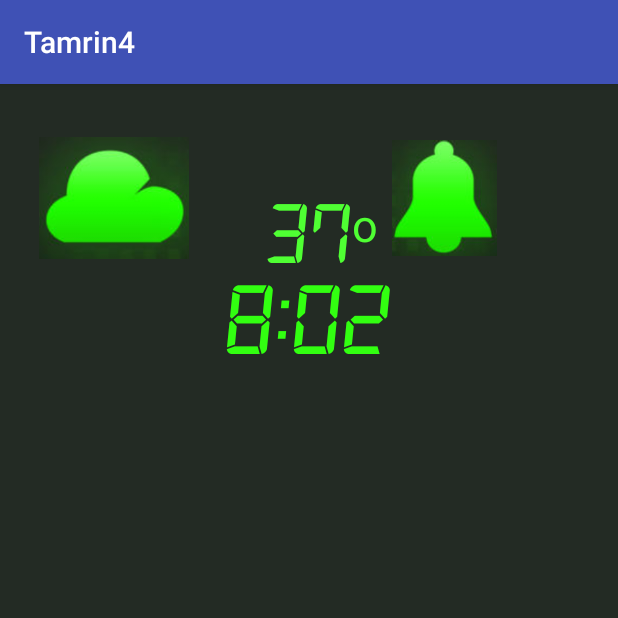
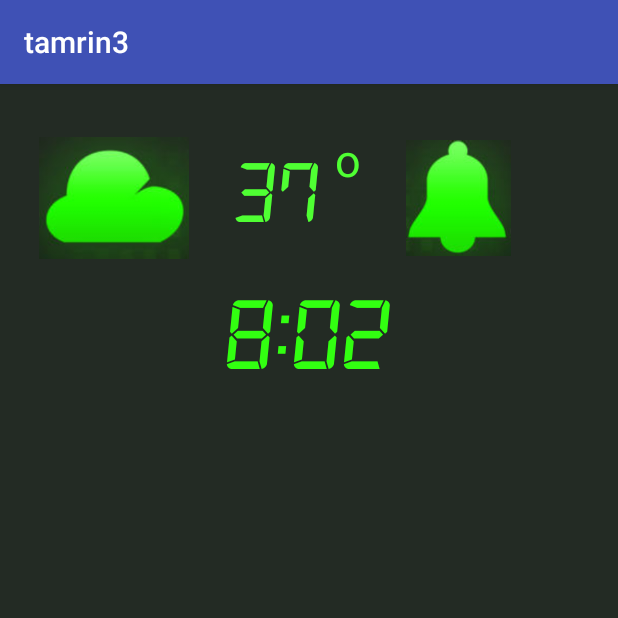
Before and after one commit to maryamjm75/digitalclock, an Android app: the screen it shows after launch (MainActivity), on a phone screen of 412 x 824 dp, the top half of it. Run offline under Robolectric (Android 15) with nearby library versions, the light colour scheme and no system bars.

Commit message:
first commit

```diff
--- a/app/build.gradle
+++ b/app/build.gradle
@@ -5,7 +5,7 @@ android {
     buildToolsVersion "23.0.3"
 
     defaultConfig {
-        applicationId "com.example.maryam.tamrin4"
+        applicationId "com.example.maryam.tamrin3"
         minSdkVersion 15
         targetSdkVersion 23
         versionCode 1
--- a/app/src/main/AndroidManifest.xml
+++ b/app/src/main/AndroidManifest.xml
@@ -1,6 +1,6 @@
 <?xml version="1.0" encoding="utf-8"?>
 <manifest xmlns:android="http://schemas.android.com/apk/res/android"
-    package="com.example.maryam.tamrin4">
+    package="com.example.maryam.tamrin3">
 
     <application
         android:allowBackup="true"
--- a/app/src/main/java/com/example/maryam/tamrin4/MainActivity.java
+++ b/app/src/main/java/com/example/maryam/tamrin3/MainActivity.java
@@ -1,4 +1,4 @@
-package com.example.maryam.tamrin4;
+package com.example.maryam.tamrin3;
 
 import android.graphics.Typeface;
 import android.support.v7.app.AppCompatActivity;
@@ -13,8 +13,8 @@ public class MainActivity extends AppCompatActivity {
         setContentView(R.layout.activity_main);
         Typeface d = Typeface.createFromAsset(getAssets(),"fonts/digital7.otf");
         TextView txt1 = (TextView)findViewById(R.id.txt1);
-        TextView txt3 = (TextView)findViewById(R.id.txt3);
+        TextView txt2 = (TextView)findViewById(R.id.txt2);
         txt1.setTypeface(d);
-        txt3.setTypeface(d);
+        txt2.setTypeface(d);
     }
 }
--- a/app/src/main/res/layout/activity_main.xml
+++ b/app/src/main/res/layout/activity_main.xml
@@ -1,56 +1,63 @@
 <?xml version="1.0" encoding="utf-8"?>
-<RelativeLayout xmlns:android="http://schemas.android.com/apk/res/android"
+<LinearLayout xmlns:android="http://schemas.android.com/apk/res/android"
     xmlns:tools="http://schemas.android.com/tools"
     android:layout_width="match_parent"
     android:layout_height="match_parent"
+    android:orientation="vertical"
     android:paddingBottom="@dimen/activity_vertical_margin"
     android:paddingLeft="@dimen/activity_horizontal_margin"
     android:paddingRight="@dimen/activity_horizontal_margin"
     android:paddingTop="@dimen/activity_vertical_margin"
-    tools:context="com.example.maryam.tamrin4.MainActivity"
+    tools:context="com.example.maryam.tamrin3.MainActivity"
     android:background="#232b24">
 
+    <LinearLayout
+        android:layout_width="wrap_content"
+        android:layout_height="wrap_content"
+        android:orientation="horizontal">
         <ImageView
             android:layout_width="100sp"
             android:layout_height="100sp"
             android:src="@drawable/a"
-        android:id="@+id/img1"
             android:layout_margin="10dp"/>
         <TextView
             android:layout_width="wrap_content"
             android:layout_height="wrap_content"
             android:id="@+id/txt1"
             android:text="37"
+            android:fontFamily=""
             android:textColor="#4fff33"
             android:textSize="60dp"
-        android:layout_above="@+id/txt3"
-        android:layout_centerHorizontal="true" />
+            android:layout_marginTop="30dp"
+            android:layout_marginLeft="20dp"/>
         <TextView
             android:layout_width="wrap_content"
             android:layout_height="wrap_content"
             android:text="o"
+            android:fontFamily=""
             android:textColor="#4fff33"
             android:textSize="30dp"
-        android:id="@+id/txt2"
-        android:layout_alignTop="@+id/txt1"
-        android:layout_toRightOf="@+id/txt1"
-        android:layout_toEndOf="@+id/txt1" />
+            android:layout_marginBottom="-10dp"
+            android:layout_marginLeft="10dp"/>
         <ImageView
             android:layout_width="70dp"
             android:layout_height="100dp"
             android:src="@drawable/b"
-        android:id="@+id/img2"
-        android:layout_alignTop="@+id/img1"
-        android:layout_toRightOf="@+id/txt3"
-        android:layout_toEndOf="@+id/txt3" />
+            android:layout_marginTop="10dp"
+            android:layout_marginLeft="30dp" />
+    </LinearLayout>
+
+    <LinearLayout
+        android:layout_width="wrap_content"
+        android:layout_height="wrap_content"
+        android:layout_gravity="center">
         <TextView
             android:layout_width="wrap_content"
             android:layout_height="wrap_content"
-        android:id="@+id/txt3"
+            android:id="@+id/txt2"
             android:text="8:02"
             android:layout_gravity="center_horizontal"
             android:textColor="#32ff11"
-        android:textSize="70dp"
-        android:layout_below="@id/img2"
-        android:layout_centerHorizontal="true"/>
-</RelativeLayout>
+            android:textSize="70dp"/>
+    </LinearLayout>
+</LinearLayout>
--- a/app/src/main/res/values/strings.xml
+++ b/app/src/main/res/values/strings.xml
@@ -1,3 +1,3 @@
 <resources>
-    <string name="app_name">Tamrin4</string>
+    <string name="app_name">tamrin3</string>
 </resources>
--- a/build.gradle
+++ b/build.gradle
@@ -5,8 +5,8 @@ buildscript {
         jcenter()
     }
     dependencies {
+
         classpath 'com.android.tools.build:gradle:2.1.2'
-
         // NOTE: Do not place your application dependencies here; they belong
         // in the individual module build.gradle files
     }
```
Also changed, not shown: 4 other files. Lines whose indentation alone changed are shown as unchanged.
